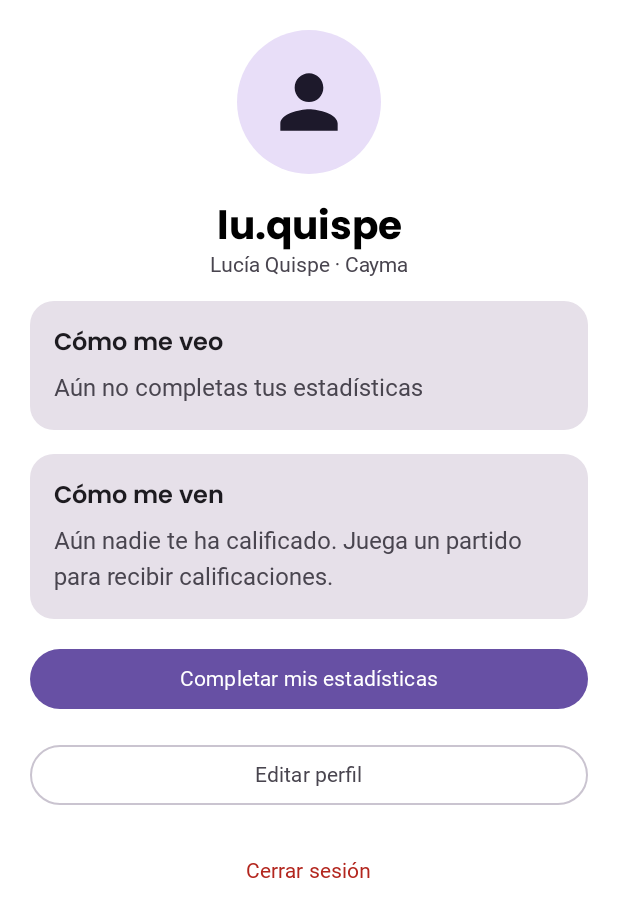
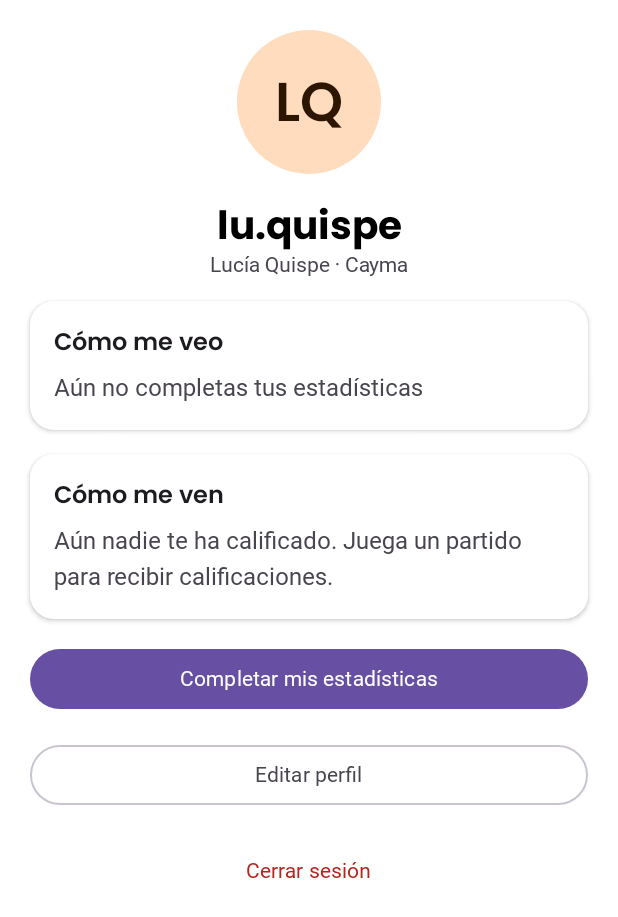
Before and after one commit to SebastianAlvaradoZ/fulbazo, an Android app built with Jetpack Compose: the @Preview function ProfileScreenPreview, on a phone screen of 412 x 824 dp. Shown: the top 917 px of the screen. Run offline under Robolectric (Android 15) with nearby library versions, the phone set to English and light mode, and no system bars; our stand-ins replace Dagger/Hilt's generated code; libraries missing offline, so code that uses them is left out: androidx.hilt.lifecycle; pictures from the network do not load; Roboto replaces fonts that are not available here.

Commit message:
feat: tarjetas blancas con sombra y avatares con iniciales

```diff
--- /dev/null
+++ b/app/src/main/java/com/vapsa/fulbazo/ui/components/FulbazoCard.kt
@@ -0,0 +1,37 @@
+package com.vapsa.fulbazo.ui.components
+
+import androidx.compose.foundation.layout.ColumnScope
+import androidx.compose.material3.Card
+import androidx.compose.material3.CardDefaults
+import androidx.compose.material3.MaterialTheme
+import androidx.compose.runtime.Composable
+import androidx.compose.ui.Modifier
+import androidx.compose.ui.graphics.Color
+import androidx.compose.ui.graphics.luminance
+import androidx.compose.ui.unit.dp
+
+/**
+ * Tarjeta de la app: blanca con una sombra suave sobre el fondo verdoso (en modo
+ * oscuro, un gris verdoso un poco más claro que el fondo). Reemplaza a la
+ * tarjeta gris de Material por defecto.
+ */
+@Composable
+fun FulbazoCard(
+    modifier: Modifier = Modifier,
+    onClick: (() -> Unit)? = null,
+    content: @Composable ColumnScope.() -> Unit,
+) {
+    val colors = CardDefaults.cardColors(containerColor = cardColor(), contentColor = MaterialTheme.colorScheme.onSurface)
+    val elevation = CardDefaults.cardElevation(defaultElevation = 2.dp, pressedElevation = 4.dp)
+    if (onClick != null) {
+        Card(onClick = onClick, modifier = modifier, colors = colors, elevation = elevation, content = content)
+    } else {
+        Card(modifier = modifier, colors = colors, elevation = elevation, content = content)
+    }
+}
+
+@Composable
+private fun cardColor(): Color {
+    val scheme = MaterialTheme.colorScheme
+    return if (scheme.background.luminance() > 0.5f) scheme.surfaceContainerLowest else scheme.surfaceContainerHigh
+}
--- a/app/src/main/java/com/vapsa/fulbazo/ui/components/UserAvatar.kt
+++ b/app/src/main/java/com/vapsa/fulbazo/ui/components/UserAvatar.kt
@@ -7,19 +7,27 @@ import androidx.compose.foundation.shape.CircleShape
 import androidx.compose.material3.Icon
 import androidx.compose.material3.MaterialTheme
 import androidx.compose.material3.Surface
+import androidx.compose.material3.Text
 import androidx.compose.runtime.Composable
 import androidx.compose.ui.Alignment
 import androidx.compose.ui.Modifier
 import androidx.compose.ui.draw.clip
+import androidx.compose.ui.graphics.Color
 import androidx.compose.ui.layout.ContentScale
 import androidx.compose.ui.res.painterResource
+import androidx.compose.ui.text.font.FontWeight
 import androidx.compose.ui.unit.Dp
 import androidx.compose.ui.unit.dp
+import androidx.compose.ui.unit.sp
 import coil3.compose.AsyncImage
 import com.vapsa.fulbazo.R
+import com.vapsa.fulbazo.ui.theme.Poppins
 
 /**
- * Avatar circular. Si no hay foto (o no se puede cargar) muestra un icono de persona.
+ * Avatar circular. Sin foto muestra las iniciales del jugador sobre un color que
+ * sale de su nombre (cada jugador tiene siempre el mismo); sin nombre, un icono.
+ *
+ * @param name nombre completo o apodo, para las iniciales.
  */
 @Composable
 fun UserAvatar(
@@ -27,16 +35,18 @@ fun UserAvatar(
     contentDescription: String?,
     modifier: Modifier = Modifier,
     size: Dp = 96.dp,
+    name: String? = null,
 ) {
+    val initials = name?.let(::initialsOf)
+    val colors = initials?.let { avatarColors(name) }
     Surface(
         modifier = modifier.size(size),
         shape = CircleShape,
-        color = MaterialTheme.colorScheme.secondaryContainer,
-        contentColor = MaterialTheme.colorScheme.onSecondaryContainer,
+        color = colors?.first ?: MaterialTheme.colorScheme.secondaryContainer,
+        contentColor = colors?.second ?: MaterialTheme.colorScheme.onSecondaryContainer,
     ) {
-        if (photoUri == null) {
-            AvatarPlaceholder(size)
-        } else {
+        when {
+            photoUri != null -> {
                 val placeholder = painterResource(R.drawable.ic_profile)
                 AsyncImage(
                     model = photoUri,
@@ -49,8 +59,43 @@ fun UserAvatar(
                         .clip(CircleShape),
                 )
             }
+            initials != null -> Box(contentAlignment = Alignment.Center) {
+                Text(
+                    text = initials,
+                    fontFamily = Poppins,
+                    fontWeight = FontWeight.SemiBold,
+                    fontSize = (size.value * 0.38f).sp,
+                )
+            }
+            else -> AvatarPlaceholder(size)
         }
     }
+}
+
+/** "Carlos Huamán" → "CH"; "carlitos10" → "CA". */
+internal fun initialsOf(name: String): String? {
+    val words = name.trim().split(Regex("[\\s._-]+")).filter { it.any(Char::isLetter) }
+    if (words.isEmpty()) return null
+    val letters = if (words.size >= 2) {
+        "${words[0].first(Char::isLetter)}${words[1].first(Char::isLetter)}"
+    } else {
+        words[0].filter(Char::isLetter).take(2)
+    }
+    return letters.uppercase()
+}
+
+/** Fondo y texto del avatar; todos con contraste AA y dentro de la paleta de la app. */
+private val AVATAR_COLORS = listOf(
+    Color(0xFFB6F2AF) to Color(0xFF002204), // verde
+    Color(0xFFFFDCBE) to Color(0xFF2C1600), // naranja
+    Color(0xFFBDE9FF) to Color(0xFF001F2A), // celeste
+    Color(0xFFE8DDFF) to Color(0xFF21005D), // lila
+    Color(0xFFFFD9E2) to Color(0xFF3E001D), // rosa
+    Color(0xFFF0E6A8) to Color(0xFF211B00), // amarillo
+)
+
+private fun avatarColors(name: String): Pair<Color, Color> =
+    AVATAR_COLORS[Math.floorMod(name.trim().lowercase().hashCode(), AVATAR_COLORS.size)]
 
 @Composable
 private fun AvatarPlaceholder(size: Dp) {
--- a/app/src/main/java/com/vapsa/fulbazo/ui/friends/group/GroupEditorScreen.kt
+++ b/app/src/main/java/com/vapsa/fulbazo/ui/friends/group/GroupEditorScreen.kt
@@ -178,7 +178,7 @@ fun GroupEditorScreen(
                 ) {
                     Checkbox(checked = checked, onCheckedChange = null, enabled = enabled)
                     Spacer(Modifier.width(8.dp))
-                    UserAvatar(photoUri = friend.photoUri, contentDescription = null, size = 40.dp)
+                    UserAvatar(photoUri = friend.photoUri, contentDescription = null, size = 40.dp, name = friend.fullName)
                     Spacer(Modifier.width(12.dp))
                     Column {
                         Text(friend.nickname, style = MaterialTheme.typography.titleMedium)
--- a/app/src/main/java/com/vapsa/fulbazo/ui/invitations/InvitationsScreen.kt
+++ b/app/src/main/java/com/vapsa/fulbazo/ui/invitations/InvitationsScreen.kt
@@ -10,7 +10,6 @@ import androidx.compose.foundation.layout.padding
 import androidx.compose.foundation.lazy.LazyColumn
 import androidx.compose.foundation.lazy.items
 import androidx.compose.material3.Button
-import androidx.compose.material3.Card
 import androidx.compose.material3.ExperimentalMaterial3Api
 import androidx.compose.material3.Icon
 import androidx.compose.material3.IconButton
@@ -38,6 +37,7 @@ import com.vapsa.fulbazo.R
 import com.vapsa.fulbazo.domain.model.InvitationStatus
 import com.vapsa.fulbazo.ui.components.EmptyState
 import com.vapsa.fulbazo.ui.components.ErrorState
+import com.vapsa.fulbazo.ui.components.FulbazoCard
 import com.vapsa.fulbazo.ui.components.LoadingState
 import com.vapsa.fulbazo.ui.components.PhaseCrossfade
 import com.vapsa.fulbazo.ui.components.ScreenPhase
@@ -160,7 +160,7 @@ private fun InvitationCardContent(
     )
     val match = item.match
     if (match == null) {
-        Card(Modifier.fillMaxWidth()) {
+        FulbazoCard(Modifier.fillMaxWidth()) {
             Text(stringResource(R.string.invitations_match_gone), Modifier.padding(16.dp))
         }
         return
--- a/app/src/main/java/com/vapsa/fulbazo/ui/match/detail/MatchDetailScreen.kt
+++ b/app/src/main/java/com/vapsa/fulbazo/ui/match/detail/MatchDetailScreen.kt
@@ -17,7 +17,6 @@ import androidx.compose.foundation.lazy.items
 import androidx.compose.material3.AlertDialog
 import androidx.compose.material3.AssistChip
 import androidx.compose.material3.Button
-import androidx.compose.material3.Card
 import androidx.compose.material3.CircularProgressIndicator
 import androidx.compose.material3.ExperimentalMaterial3Api
 import androidx.compose.material3.HorizontalDivider
@@ -51,6 +50,7 @@ import com.vapsa.fulbazo.R
 import com.vapsa.fulbazo.domain.model.PlayerSummary
 import com.vapsa.fulbazo.ui.components.EmptyState
 import com.vapsa.fulbazo.ui.components.ErrorState
+import com.vapsa.fulbazo.ui.components.FulbazoCard
 import com.vapsa.fulbazo.ui.components.LoadingState
 import com.vapsa.fulbazo.ui.components.PhaseCrossfade
 import com.vapsa.fulbazo.ui.components.ScreenPhase
@@ -294,7 +294,7 @@ private fun RequestCard(
     onOpenPlayer: (String) -> Unit,
     summary: @Composable () -> Unit = {},
 ) {
-    Card(modifier.fillMaxWidth()) {
+    FulbazoCard(modifier.fillMaxWidth()) {
         Column(Modifier.padding(16.dp), verticalArrangement = Arrangement.spacedBy(12.dp)) {
             PlayerRow(
                 request.player,
@@ -330,7 +330,7 @@ private fun PlayerRow(
             .clickable(onClick = onClick),
         verticalAlignment = Alignment.CenterVertically,
     ) {
-        UserAvatar(photoUri = player.photoUri, contentDescription = null, size = 44.dp)
+        UserAvatar(photoUri = player.photoUri, contentDescription = null, size = 44.dp, name = player.fullName)
         Spacer(Modifier.width(12.dp))
         Column(Modifier.weight(1f)) {
             Text(player.nickname, style = MaterialTheme.typography.titleMedium, fontWeight = FontWeight.SemiBold)
--- a/app/src/main/java/com/vapsa/fulbazo/ui/match/rate/RatePlayersScreen.kt
+++ b/app/src/main/java/com/vapsa/fulbazo/ui/match/rate/RatePlayersScreen.kt
@@ -171,7 +171,7 @@ fun RatePlayersScreen(
 @Composable
 private fun TeammateRow(teammate: TeammateItem, onRate: () -> Unit) {
     Row(Modifier.fillMaxWidth(), verticalAlignment = Alignment.CenterVertically) {
-        UserAvatar(photoUri = teammate.player.photoUri, contentDescription = null, size = 44.dp)
+        UserAvatar(photoUri = teammate.player.photoUri, contentDescription = null, size = 44.dp, name = teammate.player.fullName)
         Spacer(Modifier.width(12.dp))
         Column(Modifier.weight(1f)) {
             Text(teammate.player.nickname, style = MaterialTheme.typography.titleMedium, fontWeight = FontWeight.SemiBold)
--- a/app/src/main/java/com/vapsa/fulbazo/ui/player/PlayerProfileScreen.kt
+++ b/app/src/main/java/com/vapsa/fulbazo/ui/player/PlayerProfileScreen.kt
@@ -19,7 +19,6 @@ import androidx.compose.foundation.verticalScroll
 import androidx.compose.material3.AlertDialog
 import androidx.compose.material3.AssistChip
 import androidx.compose.material3.Button
-import androidx.compose.material3.Card
 import androidx.compose.material3.ExperimentalMaterial3Api
 import androidx.compose.material3.HorizontalDivider
 import androidx.compose.material3.Icon
@@ -57,6 +56,7 @@ import com.vapsa.fulbazo.domain.model.PlayerRelation
 import com.vapsa.fulbazo.domain.model.SkillScale
 import com.vapsa.fulbazo.ui.components.EmptyState
 import com.vapsa.fulbazo.ui.components.ErrorState
+import com.vapsa.fulbazo.ui.components.FulbazoCard
 import com.vapsa.fulbazo.ui.components.LoadingState
 import com.vapsa.fulbazo.ui.components.PhaseCrossfade
 import com.vapsa.fulbazo.ui.components.ScreenPhase
@@ -168,7 +168,7 @@ fun PlayerProfileScreen(
                     horizontalAlignment = Alignment.CenterHorizontally,
                     verticalArrangement = Arrangement.spacedBy(16.dp),
                 ) {
-                    UserAvatar(photoUri = player.photoUri, contentDescription = null)
+                    UserAvatar(photoUri = player.photoUri, contentDescription = null, name = player.fullName)
                     Column(horizontalAlignment = Alignment.CenterHorizontally) {
                         Text(player.nickname, style = MaterialTheme.typography.headlineMedium, fontWeight = FontWeight.Bold)
                         Text(
@@ -353,7 +353,7 @@ private fun <S : Enum<S>> RatingsSection(
 
 @Composable
 private fun StatsCard(title: String, content: @Composable () -> Unit) {
-    Card(Modifier.fillMaxWidth()) {
+    FulbazoCard(Modifier.fillMaxWidth()) {
         Column(Modifier.padding(16.dp), verticalArrangement = Arrangement.spacedBy(10.dp)) {
             Text(title, style = MaterialTheme.typography.titleMedium)
             content()
--- a/app/src/main/java/com/vapsa/fulbazo/ui/profile/ProfileScreen.kt
+++ b/app/src/main/java/com/vapsa/fulbazo/ui/profile/ProfileScreen.kt
@@ -14,7 +14,6 @@ import androidx.compose.foundation.verticalScroll
 import androidx.compose.material3.AlertDialog
 import androidx.compose.material3.Button
 import androidx.compose.material3.ButtonDefaults
-import androidx.compose.material3.Card
 import androidx.compose.material3.CircularProgressIndicator
 import androidx.compose.material3.MaterialTheme
 import androidx.compose.material3.OutlinedButton
@@ -38,6 +37,7 @@ import com.vapsa.fulbazo.R
 import com.vapsa.fulbazo.domain.model.CommunityStats
 import com.vapsa.fulbazo.domain.model.SelfAssessment
 import com.vapsa.fulbazo.domain.model.User
+import com.vapsa.fulbazo.ui.components.FulbazoCard
 import com.vapsa.fulbazo.ui.components.UserAvatar
 import com.vapsa.fulbazo.ui.stats.labelRes
 import com.vapsa.fulbazo.ui.theme.FulbazoTheme
@@ -92,7 +92,7 @@ fun ProfileScreen(
         horizontalAlignment = Alignment.CenterHorizontally,
         verticalArrangement = Arrangement.spacedBy(16.dp),
     ) {
-        UserAvatar(photoUri = user.photoUri, contentDescription = null)
+        UserAvatar(photoUri = user.photoUri, contentDescription = null, name = user.fullName)
         Column(horizontalAlignment = Alignment.CenterHorizontally) {
             // El apodo es el nombre principal del jugador.
             Text(
@@ -200,7 +200,7 @@ private fun CommunityStatsCard(community: CommunityStats) {
 
 @Composable
 private fun StatsCard(title: String, content: @Composable () -> Unit) {
-    Card(modifier = Modifier.fillMaxWidth()) {
+    FulbazoCard(modifier = Modifier.fillMaxWidth()) {
         Column(
             modifier = Modifier.padding(16.dp),
             verticalArrangement = Arrangement.spacedBy(8.dp),
--- a/app/src/main/java/com/vapsa/fulbazo/ui/reviews/PlayerReviewsSection.kt
+++ b/app/src/main/java/com/vapsa/fulbazo/ui/reviews/PlayerReviewsSection.kt
@@ -143,7 +143,7 @@ fun AiSummaryCard(
 @Composable
 private fun CommentRow(comment: CommentItem, reported: Boolean, onReport: () -> Unit) {
     Row(Modifier.fillMaxWidth(), verticalAlignment = Alignment.Top) {
-        UserAvatar(photoUri = comment.authorPhotoUri, contentDescription = null, size = 36.dp)
+        UserAvatar(photoUri = comment.authorPhotoUri, contentDescription = null, size = 36.dp, name = comment.authorNickname)
         Spacer(Modifier.width(12.dp))
         Column(Modifier.weight(1f)) {
             Text(
```
Also changed, not shown: app/src/main/java/com/vapsa/fulbazo/ui/friends/FriendsScreen.kt (+4 -4 lines). Lines whose indentation alone changed are shown as unchanged.
